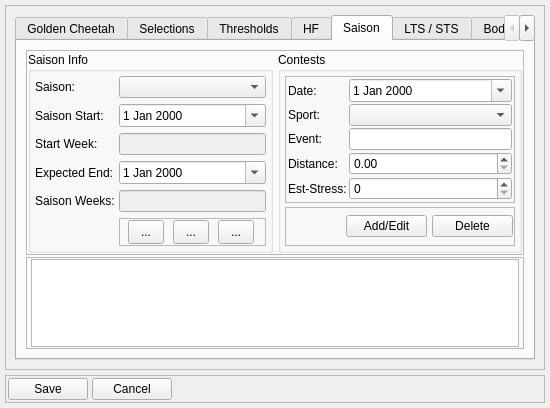
Before: the Qt Designer form dialog_settings.ui in Tria-Andy/WorkoutEditor, drawn with Qt 5.
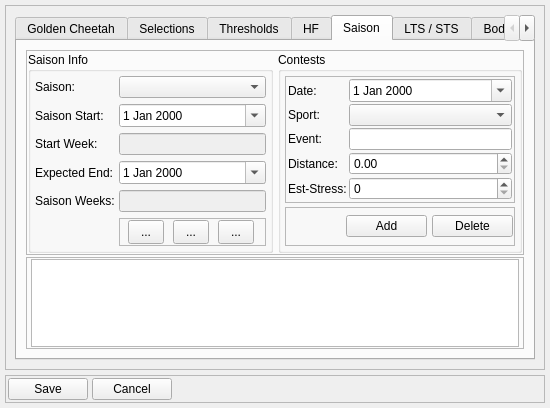
After: the same form once the commit is applied. The open tabs and pages were chosen to show the change. Icons and pictures are not drawn.

Commit message: fix ptr issue

Diff of the .ui file:
```diff
--- a/dialog_settings.ui
+++ b/dialog_settings.ui
@@ -1339,7 +1339,7 @@
                    <item>
                     <widget class="QPushButton" name="pushButton_addContest">
                      <property name="text">
-                      <string>Add/Edit</string>
+                      <string>Add</string>
                      </property>
                     </widget>
                    </item>
```
The commit also changes 2 other files.
